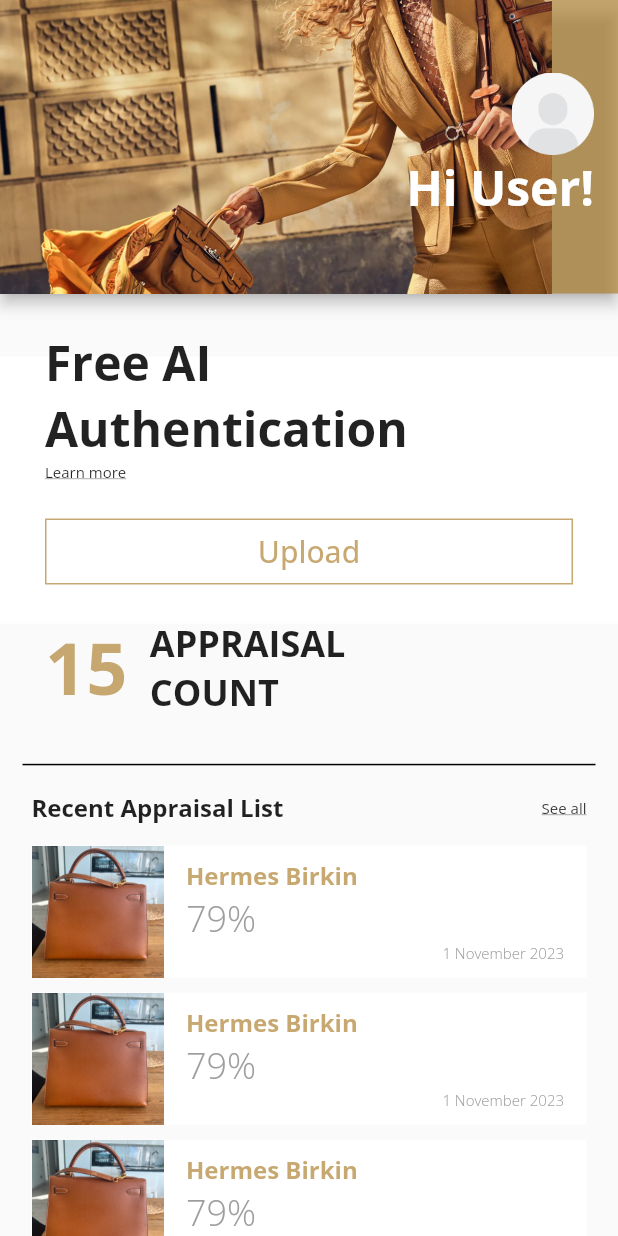
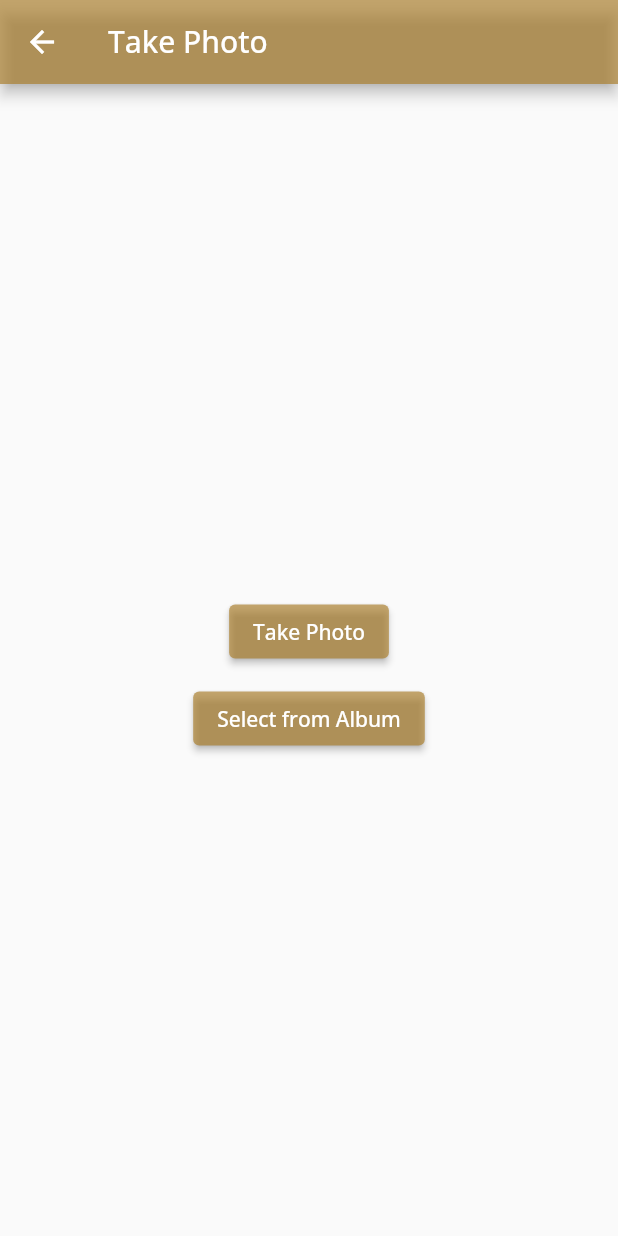
Before and after one commit to rrreb/FYP-mobile-app, a Flutter app: the screen it shows after launch, after a tap on "Upload", on a phone screen of 412 x 824 dp. Run offline on Flutter 3.47's test engine with Material 2 defaults, Android fonts, the phone set to English and light mode, and no system bars; our stand-ins replace image_picker.

Commit message:
add basic camera page

```diff
--- /dev/null
+++ b/flutter_application/lib/camera.dart
@@ -0,0 +1,68 @@
+import 'dart:io';
+
+import 'package:flutter/material.dart';
+import 'package:image_picker/image_picker.dart';
+
+class TakePhotoPage extends StatefulWidget {
+  @override
+  _TakePhotoPageState createState() => _TakePhotoPageState();
+}
+
+class _TakePhotoPageState extends State<TakePhotoPage> {
+  File? _imageFile;
+
+  Future<void> _takePhoto(ImageSource source) async {
+    final imagePicker = ImagePicker();
+    final pickedImage = await imagePicker.pickImage(source: source);
+
+    setState(() {
+      if (pickedImage != null) {
+        _imageFile = File(pickedImage.path);
+      }
+    });
+  }
+
+  void _retakePhoto() {
+    setState(() {
+      _imageFile = null;
+    });
+  }
+
+  @override
+  Widget build(BuildContext context) {
+    return Scaffold(
+      appBar: AppBar(
+        title: Text('Take Photo'),
+      ),
+      body: Center(
+        child: Column(
+          mainAxisAlignment: MainAxisAlignment.center,
+          children: [
+            if (_imageFile != null)
+              Image.file(
+                _imageFile!,
+                width: 300,
+                height: 300,
+              ),
+            SizedBox(height: 20),
+            ElevatedButton(
+              onPressed: () => _takePhoto(ImageSource.camera),
+              child: Text('Take Photo'),
+            ),
+            SizedBox(height: 10),
+            ElevatedButton(
+              onPressed: () => _takePhoto(ImageSource.gallery),
+              child: Text('Select from Album'),
+            ),
+            if (_imageFile != null) SizedBox(height: 20),
+            if (_imageFile != null)
+              ElevatedButton(
+                onPressed: _retakePhoto,
+                child: Text('Retake Photo'),
+              ),
+          ],
+        ),
+      ),
+    );
+  }
+}
--- a/flutter_application/lib/main.dart
+++ b/flutter_application/lib/main.dart
@@ -1,4 +1,5 @@
 import 'package:flutter/material.dart';
+import 'camera.dart';
 
 void main() {
   runApp(const MyApp());
@@ -107,7 +108,13 @@ class MyHomePage extends StatelessWidget {
                               color: primaryColor,
                             ),
                           ),
-                          onPressed: () {},
+                          onPressed: () {
+                            Navigator.push(
+                              context,
+                              MaterialPageRoute(
+                                  builder: (context) => TakePhotoPage()),
+                            );
+                          },
                         ),
                         SizedBox(height: 20),
                         Row(
--- a/flutter_application/pubspec.yaml
+++ b/flutter_application/pubspec.yaml
@@ -36,6 +36,7 @@ dependencies:
   # The following adds the Cupertino Icons font to your application.
   # Use with the CupertinoIcons class for iOS style icons.
   cupertino_icons: ^1.0.2
+  image_picker: ^1.0.2
 
 dev_dependencies:
   flutter_test:
```
Also changed, not shown: flutter_application/pubspec.lock, 11 other files.
